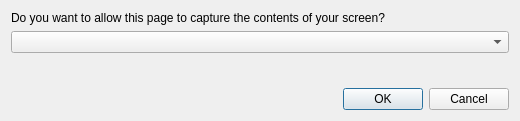
Before: the Qt Designer form webenginepart/src/capturesourcechooserdlg.ui in KDE/konqueror, drawn with Qt 5.
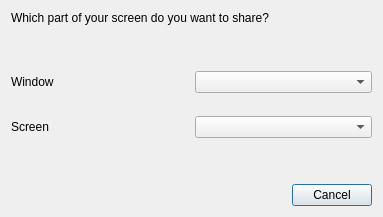
After: the same form once the commit is applied.

Commit message: Work around a crash when showing the CaptureSourceChooserDlg

The edit to the form file:
```diff
--- a/webenginepart/src/capturesourcechooserdlg.ui
+++ b/webenginepart/src/capturesourcechooserdlg.ui
@@ -6,8 +6,8 @@
    <rect>
     <x>0</x>
     <y>0</y>
-    <width>520</width>
-    <height>121</height>
+    <width>383</width>
+    <height>217</height>
    </rect>
   </property>
   <property name="windowTitle">
@@ -17,12 +17,42 @@
    <item>
     <widget class="QLabel" name="label">
      <property name="text">
-      <string>Do you want to allow this page to capture the contents of your screen?</string>
+      <string>Which part of your screen do you want to share?</string>
      </property>
     </widget>
    </item>
    <item>
-    <widget class="QComboBox" name="choicesCombo"/>
+    <layout class="QVBoxLayout" name="verticalLayout_2">
+     <item>
+      <spacer name="verticalSpacer_2">
+       <property name="orientation">
+        <enum>Qt::Orientation::Vertical</enum>
+       </property>
+       <property name="sizeHint" stdset="0">
+        <size>
+         <width>20</width>
+         <height>40</height>
+        </size>
+       </property>
+      </spacer>
+     </item>
+     <item>
+      <layout class="QHBoxLayout" name="horizontalLayout_2">
+       <item>
+        <widget class="QLabel" name="label_2">
+         <property name="text">
+          <string>Window</string>
+         </property>
+        </widget>
+       </item>
+       <item>
+        <widget class="QComboBox" name="windowCombo">
+         <property name="placeholderText">
+          <string>Choose window</string>
+         </property>
+        </widget>
+       </item>
+      </layout>
    </item>
    <item>
     <spacer name="verticalSpacer">
@@ -38,12 +68,45 @@
     </spacer>
    </item>
    <item>
+      <layout class="QHBoxLayout" name="horizontalLayout">
+       <item>
+        <widget class="QLabel" name="Screen">
+         <property name="text">
+          <string>Screen</string>
+         </property>
+        </widget>
+       </item>
+       <item>
+        <widget class="QComboBox" name="screenCombo">
+         <property name="placeholderText">
+          <string>Choose screen</string>
+         </property>
+        </widget>
+       </item>
+      </layout>
+     </item>
+     <item>
+      <spacer name="verticalSpacer_3">
+       <property name="orientation">
+        <enum>Qt::Orientation::Vertical</enum>
+       </property>
+       <property name="sizeHint" stdset="0">
+        <size>
+         <width>20</width>
+         <height>40</height>
+        </size>
+       </property>
+      </spacer>
+     </item>
+    </layout>
+   </item>
+   <item>
     <widget class="QDialogButtonBox" name="buttonBox">
      <property name="orientation">
       <enum>Qt::Orientation::Horizontal</enum>
      </property>
      <property name="standardButtons">
-      <set>QDialogButtonBox::StandardButton::Cancel|QDialogButtonBox::StandardButton::Ok</set>
+      <set>QDialogButtonBox::StandardButton::Cancel</set>
      </property>
     </widget>
    </item>
```
Lines whose indentation alone changed are shown as unchanged. The commit also changes 2 other files.
